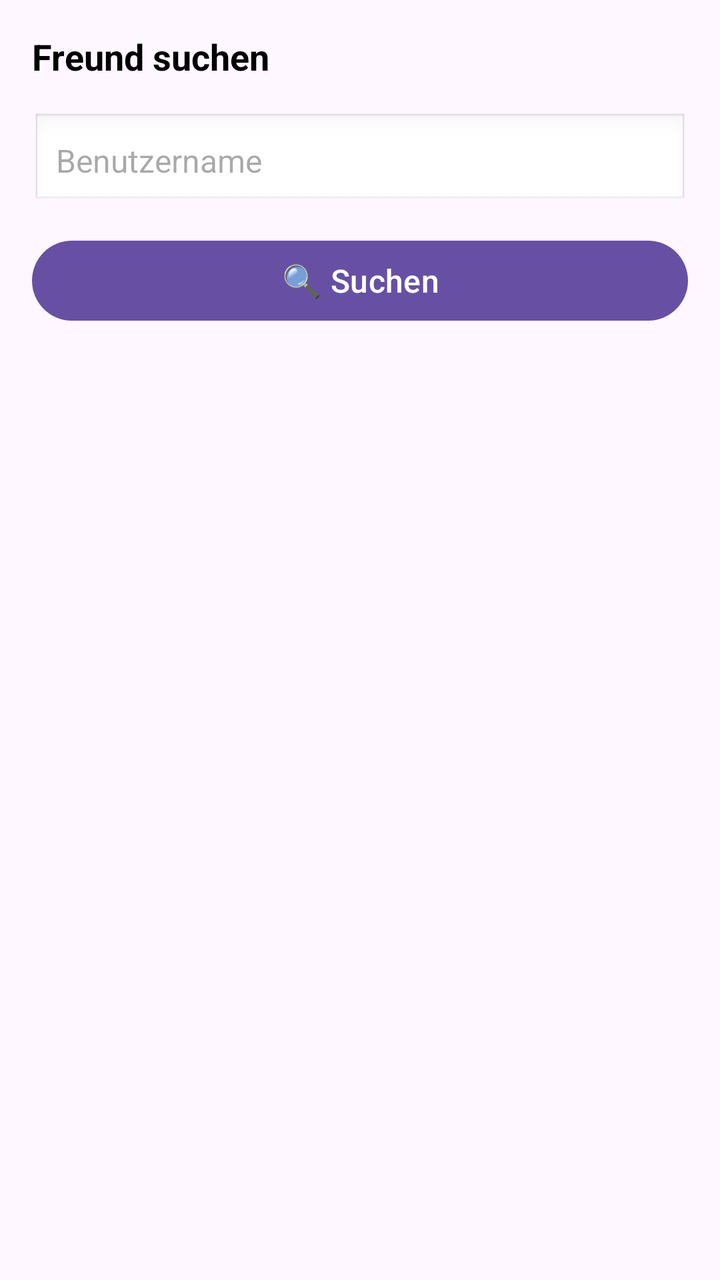
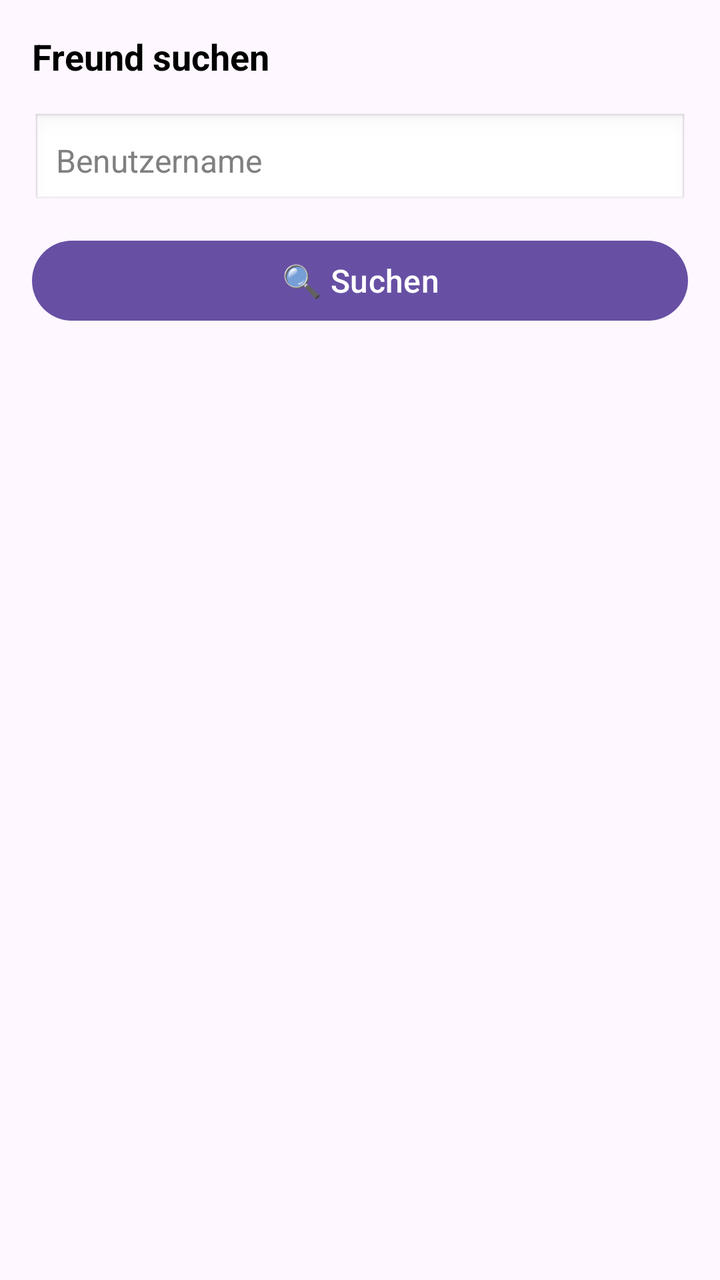

Two renders of the same Android screen: before a commit and after it. Below are the layout's source before the change and the commit's diff.
<!-- AndroidManifest.xml: application theme Theme.WorldsHardestGameMultiplayer -->
<!-- res/layout/dialog_add_friend.xml -->
<?xml version="1.0" encoding="utf-8"?>
<LinearLayout xmlns:android="http://schemas.android.com/apk/res/android"
    android:layout_width="match_parent"
    android:layout_height="match_parent"
    android:orientation="vertical"
    android:padding="16dp">

    <TextView
        android:layout_width="wrap_content"
        android:layout_height="wrap_content"
        android:text="Freund suchen"
        android:textSize="18sp"
        android:textStyle="bold"
        android:textColor="#000000"
        android:layout_marginBottom="16dp"/>

    <EditText
        android:id="@+id/etSearchUsername"
        android:layout_width="match_parent"
        android:layout_height="wrap_content"
        android:hint="Benutzername"
        android:inputType="text"
        android:textSize="16sp"
        android:padding="12dp"
        android:background="@android:drawable/edit_text"
        android:layout_marginBottom="12dp"/>

    <Button
        android:id="@+id/btnSearch"
        android:layout_width="match_parent"
        android:layout_height="wrap_content"
        android:text="🔍 Suchen"
        android:textSize="16sp"
        android:layout_marginBottom="16dp"/>

    <TextView
        android:id="@+id/tvNoResults"
        android:layout_width="wrap_content"
        android:layout_height="wrap_content"
        android:text="Keine Ergebnisse"
        android:textSize="14sp"
        android:textColor="#666666"
        android:visibility="gone"
        android:layout_marginBottom="8dp"/>

    <ListView
        android:id="@+id/lvSearchResults"
        android:layout_width="match_parent"
        android:layout_height="match_parent"/>

</LinearLayout>
<!-- resources referenced by this layout -->
<resources>
  <style name="Theme.WorldsHardestGameMultiplayer" parent="Base.Theme.WorldsHardestGameMultiplayer" />
  <style name="Base.Theme.WorldsHardestGameMultiplayer" parent="Theme.Material3.DayNight.NoActionBar">
          
          
      </style>
</resources>

<!-- the commit's change to res/layout/dialog_add_friend.xml (unified diff, before → after) -->
@@ -16,11 +16,13 @@
 
     <EditText
         android:id="@+id/etSearchUsername"
+        style="@style/CustomEditText"
         android:layout_width="match_parent"
         android:layout_height="wrap_content"
         android:hint="Benutzername"
         android:inputType="text"
         android:textSize="16sp"
+        android:textColor="#000000"
         android:padding="12dp"
         android:background="@android:drawable/edit_text"
         android:layout_marginBottom="12dp"/>
<!-- resource entries referenced after the edit -->
@@ -1,9 +1,17 @@
 <!-- resources referenced by this layout -->
 <resources>
+  <style name="CustomEditText" parent="Widget.AppCompat.EditText">
+          <item name="android:textColor">#000000</item>
+          <item name="android:textColorHint">#808080</item>
+      </style>
   <style name="Theme.WorldsHardestGameMultiplayer" parent="Base.Theme.WorldsHardestGameMultiplayer" />
-  <style name="Base.Theme.WorldsHardestGameMultiplayer" parent="Theme.Material3.DayNight.NoActionBar">
+  <style name="Base.Theme.WorldsHardestGameMultiplayer" parent="Theme.Material3.Light.NoActionBar">
           
-          
+          <item name="android:editTextColor">#000000</item>
+          <item name="android:textColorPrimary">#000000</item>
+          <item name="editTextColor">#000000</item>
+          <item name="android:textColor">#000000</item>
+          <item name="editTextStyle">@style/CustomEditText</item>
       </style>
 </resources>
 
